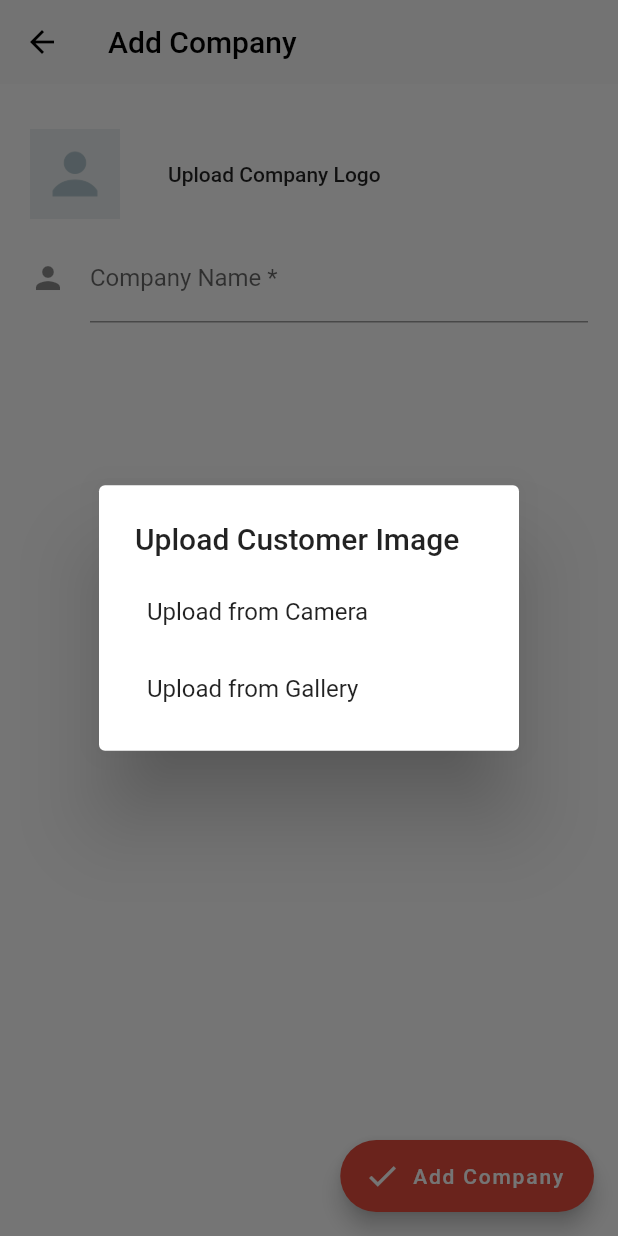
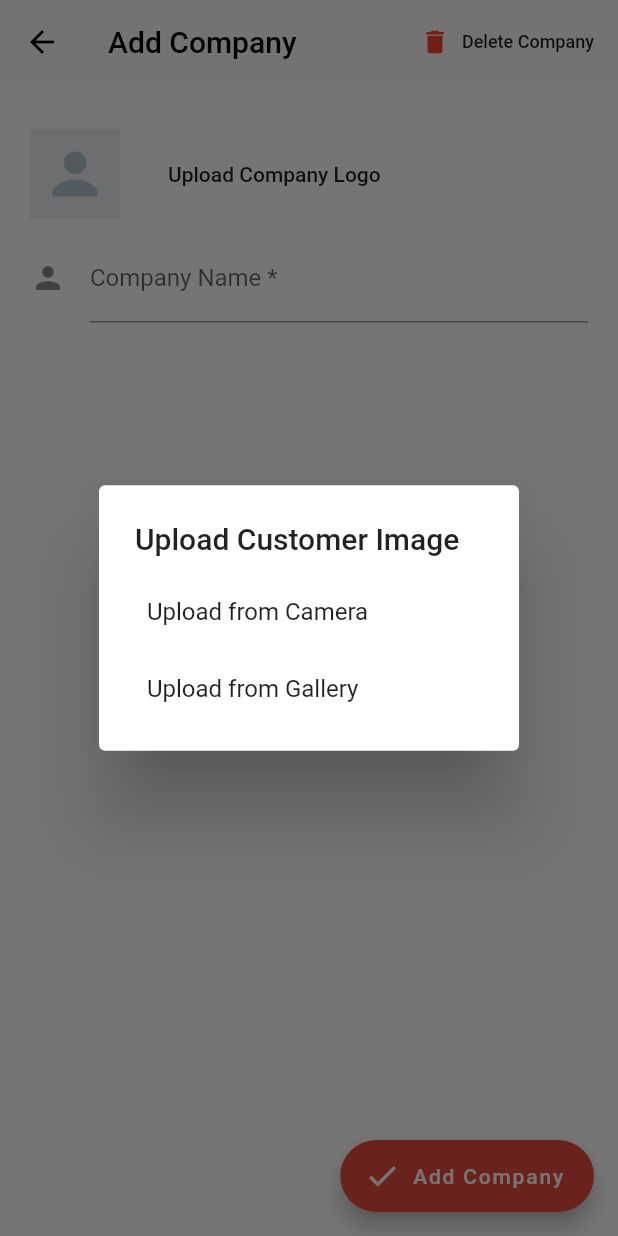
Before and after one commit to l3lackcurtains/udharo-khata, a Flutter app: the AddBusiness screen opened directly with empty values, after a tap on "Upload Company Logo", on a phone screen of 412 x 824 dp. Run offline on Flutter 3.47's test engine with Material 2 defaults, Android fonts, the phone set to English and light mode, and no system bars; our stand-ins replace cloud_firestore, firebase_auth, google_sign_in, image_picker, open_file, pdf and 3 more; missing offline and left inert: autocomplete_textfield, background_fetch, cron, flutter_pdfview; accounts and stored records are empty.

Commit message:
Database changes

```diff
--- a/lib/database/businessDao.dart
+++ b/lib/database/businessDao.dart
@@ -1,10 +1,10 @@
 import 'dart:async';
 
-import 'package:udharokhata/database/businessDb.dart';
+import 'package:udharokhata/database/database.dart';
 import 'package:udharokhata/models/business.dart';
 
 class BusinessDao {
-  final dbProvider = BusinessDatabaseProvider.dbProvider;
+  final dbProvider = DatabaseProvider.dbProvider;
 
   Future<int> createBusiness(Business business) async {
     final db = await dbProvider.database;
@@ -49,8 +49,6 @@ class BusinessDao {
 
     var result = await db.update(businessTABLE, business.toDatabaseJson(),
         where: "id = ?", whereArgs: [business.id]);
-    print(business.name);
-
     return result;
   }
 
--- a/lib/database/businessDb.dart
+++ /dev/null
@@ -1,32 +0,0 @@
-import 'dart:async';
-import 'dart:io';
-
-import 'package:path/path.dart';
-import 'package:path_provider/path_provider.dart';
-import 'package:sqflite/sqflite.dart';
-
-final businessTABLE = 'Business';
-
-class BusinessDatabaseProvider {
-  static final BusinessDatabaseProvider dbProvider = BusinessDatabaseProvider();
-
-  Database _database;
-
-  Future<Database> get database async {
-    if (_database != null) return _database;
-    _database = await createDatabase();
-    return _database;
-  }
-
-  createDatabase() async {
-    Directory documentsDirectory = await getApplicationDocumentsDirectory();
-    String path = join(documentsDirectory.path, 'business.db');
-    var database = await openDatabase(path, version: 1, onCreate: initDB);
-    return database;
-  }
-
-  void initDB(Database database, int version) async {
-    await database.execute(
-        'CREATE TABLE $businessTABLE (id INTEGER PRIMARY KEY, name TEXT, phone TEXT, address TEXT, logo BLOB, email TEXT, website TEXT, role TEXT, companyName TEXT)');
-  }
-}
--- /dev/null
+++ b/lib/database/database.dart
@@ -0,0 +1,45 @@
+import 'dart:async';
+import 'dart:io';
+
+import 'package:path/path.dart';
+import 'package:path_provider/path_provider.dart';
+import 'package:sqflite/sqflite.dart';
+
+final businessTABLE = 'KhataBusiness';
+final transactionTABLE = 'KhataTransaction';
+final customerTABLE = 'KhataCustomer';
+
+class DatabaseProvider {
+  static final DatabaseProvider dbProvider = DatabaseProvider();
+
+  Database _database;
+
+  Future<Database> get database async {
+    if (_database != null) return _database;
+    _database = await createDatabase();
+    return _database;
+  }
+
+  static Future _onConfigure(Database database) async {
+    await database.execute('PRAGMA foreign_keys = ON');
+  }
+
+  createDatabase() async {
+    Directory documentsDirectory = await getApplicationDocumentsDirectory();
+    String path = join(documentsDirectory.path, 'udharoKhata.db');
+    var database = await openDatabase(path,
+        version: 1, onCreate: initDB, onConfigure: _onConfigure);
+    return database;
+  }
+
+  void initDB(Database database, int version) async {
+    await database.execute(
+        'CREATE TABLE $businessTABLE (id INTEGER PRIMARY KEY AUTOINCREMENT, name TEXT, phone TEXT, address TEXT, logo BLOB, email TEXT, website TEXT, role TEXT, companyName TEXT)');
+
+    await database.execute(
+        'CREATE TABLE $customerTABLE (id INTEGER PRIMARY KEY AUTOINCREMENT, businessId INTEGER, name TEXT, phone TEXT, address TEXT, image BLOB, FOREIGN KEY (businessId) REFERENCES $businessTABLE (id) ON DELETE CASCADE)');
+
+    await database.execute(
+        'CREATE TABLE $transactionTABLE (id INTEGER PRIMARY KEY AUTOINCREMENT, businessId INTEGER, uid INTEGER, ttype TEXT, amount DOUBLE, comment TEXT, date TEXT, attachment BLOB, FOREIGN KEY (businessId) REFERENCES $businessTABLE (id) ON DELETE CASCADE, FOREIGN KEY (uid) REFERENCES $customerTABLE (id) ON DELETE CASCADE)');
+  }
+}
--- a/lib/database/transactionDao.dart
+++ b/lib/database/transactionDao.dart
@@ -1,10 +1,10 @@
 import 'dart:async';
 
-import 'package:udharokhata/database/transactionDb.dart';
+import 'package:udharokhata/database/database.dart';
 import 'package:udharokhata/models/transaction.dart';
 
 class TransactionDao {
-  final dbProvider = TransactionDatabaseProvider.dbProvider;
+  final dbProvider = DatabaseProvider.dbProvider;
 
   Future<int> createTransaction(Transaction transaction) async {
     final db = await dbProvider.database;
@@ -56,7 +56,6 @@ class TransactionDao {
 
   Future<double> getCustomerTransactionsTotal(int cid) async {
     final db = await dbProvider.database;
-
     List<Map> result =
         await db.query(transactionTABLE, where: 'uid = ?', whereArgs: [cid]);
 
--- a/lib/main.dart
+++ b/lib/main.dart
@@ -163,7 +163,7 @@ class _MyHomePageState extends State<MyHomePage> {
                           Text(
                             business.companyName,
                             style: TextStyle(
-                              fontSize: 14,
+                              fontSize: 13,
                               color: Colors.blueGrey,
                               fontWeight: FontWeight.bold,
                             ),
--- a/lib/models/customer.dart
+++ b/lib/models/customer.dart
@@ -1,14 +1,22 @@
 class Customer {
   int id;
+  int businessId;
   String name;
   String phone;
   String address;
   String image;
 
-  Customer({this.id, this.name, this.phone, this.address, this.image});
+  Customer(
+      {this.id,
+      this.businessId,
+      this.name,
+      this.phone,
+      this.address,
+      this.image});
 
   factory Customer.fromDatabaseJson(Map<String, dynamic> data) => Customer(
       id: data['id'],
+      businessId: data['businessId'],
       name: data['name'],
       phone: data['phone'],
       address: data['address'],
@@ -16,6 +24,7 @@ class Customer {
 
   Map<String, dynamic> toDatabaseJson() => {
         'id': this.id,
+        'businessId': this.businessId,
         'name': this.name,
         'phone': this.phone,
         'address': this.address,
--- a/lib/models/transaction.dart
+++ b/lib/models/transaction.dart
@@ -2,6 +2,7 @@ import 'package:udharokhata/models/customer.dart';
 
 class Transaction {
   int id;
+  int businessId;
   int uid;
   String ttype;
   double amount;
@@ -12,6 +13,7 @@ class Transaction {
 
   Transaction(
       {this.id,
+      this.businessId,
       this.uid,
       this.ttype,
       this.amount,
@@ -23,6 +25,7 @@ class Transaction {
   factory Transaction.fromDatabaseJson(Map<String, dynamic> data) =>
       Transaction(
           id: data['id'],
+          businessId: data['businessId'],
           uid: data['uid'],
           ttype: data['ttype'],
           amount: data['amount'],
@@ -32,6 +35,7 @@ class Transaction {
 
   Map<String, dynamic> toDatabaseJson() => {
         'id': this.id,
+        'businessId': this.businessId,
         'uid': this.uid,
         'ttype': this.ttype,
         'amount': this.amount,
--- a/lib/pages/addBusiness.dart
+++ b/lib/pages/addBusiness.dart
@@ -6,6 +6,7 @@ import 'package:image_picker/image_picker.dart';
 import 'package:udharokhata/blocs/businessBloc.dart';
 import 'package:udharokhata/helpers/stateNotifier.dart';
 import 'package:udharokhata/models/business.dart';
+import 'package:udharokhata/pages/deleteBusiness.dart';
 
 class AddBusiness extends StatefulWidget {
   final Function() notifyParent;
@@ -57,6 +58,25 @@ class _AddBusinessState extends State<AddBusiness> {
         iconTheme: IconThemeData(
           color: Colors.black, //change your color here
         ),
+        actions: <Widget>[
+          FlatButton.icon(
+            label: Text(
+              "Delete Company",
+              style: TextStyle(fontSize: 12),
+            ),
+            icon: Icon(Icons.delete, size: 20.0, color: Colors.red),
+            onPressed: () {
+              Navigator.push(
+                context,
+                MaterialPageRoute(
+                  builder: (context) => DeleteBusiness(
+                    widget.notifyParent,
+                  ),
+                ),
+              );
+            },
+          ),
+        ],
       ),
       floatingActionButton: FloatingActionButton.extended(
         onPressed: () {
--- a/lib/pages/customers.dart
+++ b/lib/pages/customers.dart
@@ -92,7 +92,7 @@ class _CustomersState extends State<Customers> {
                                 controller: _searchInputController,
                                 decoration: InputDecoration(
                                   labelText: 'Search Customers',
-                                  suffixIcon: _searchText == ""
+                                  suffixIcon: _searchText == null
                                       ? Icon(Icons.search)
                                       : IconButton(
                                           icon: Icon(Icons.close),
```
Also changed, not shown: lib/database/customerDao.dart (+17 -9 lines), lib/database/customerDb.dart (deleted, +0 -32 lines), lib/database/transactionDb.dart (deleted, +0 -33 lines), lib/pages/addCustomer.dart (+8 -1 lines), lib/pages/deleteBusiness.dart (added, +102 -0 lines), lib/pages/home.dart (deleted, +0 -132 lines).
